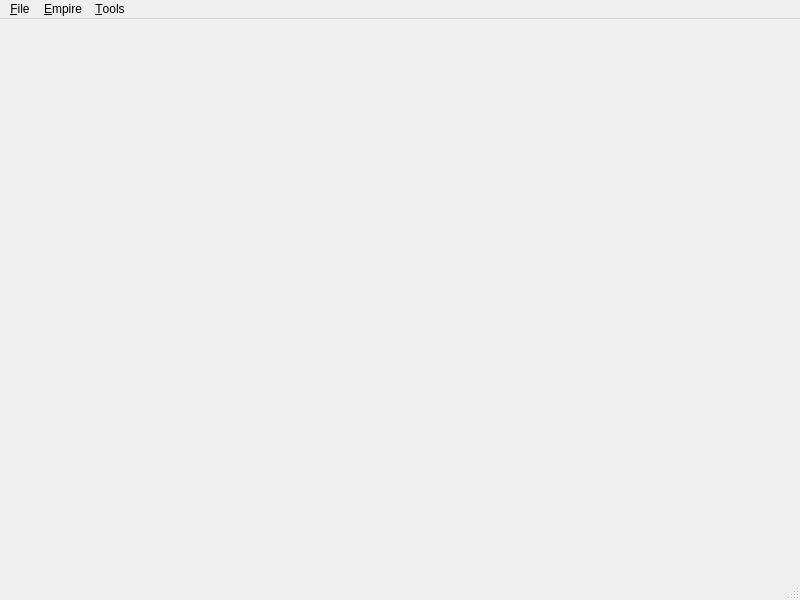
Qt form MainWindow.ui (Ramblurr/SupernovaAssistant) before a commit.
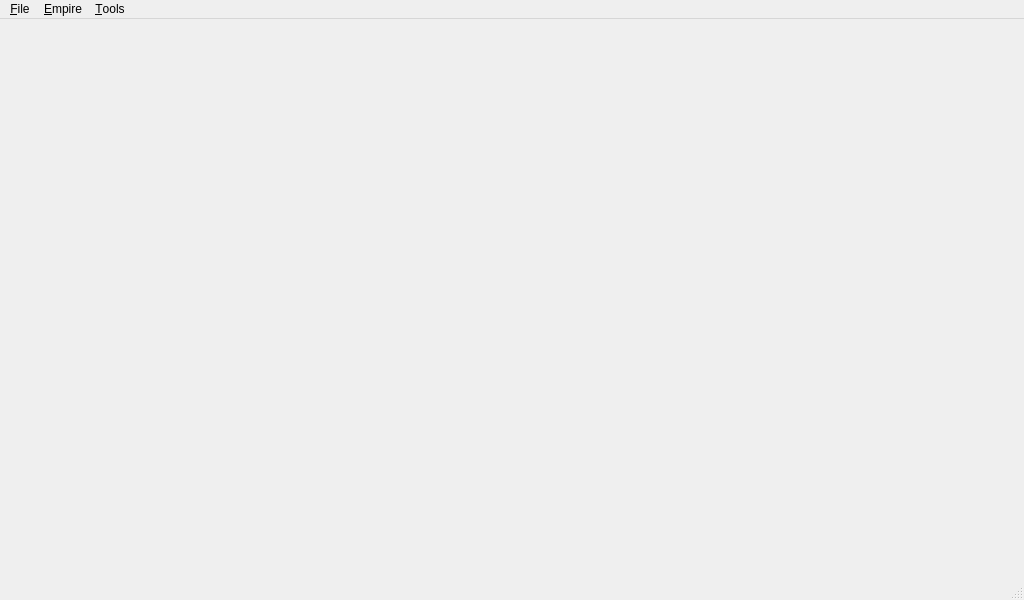
The same form after that commit.

Diff of the .ui file:
```diff
--- a/MainWindow.ui
+++ b/MainWindow.ui
@@ -6,7 +6,7 @@
    <rect>
     <x>0</x>
     <y>0</y>
-    <width>800</width>
+    <width>1024</width>
     <height>600</height>
    </rect>
   </property>
@@ -28,7 +28,7 @@
     <rect>
      <x>0</x>
      <y>0</y>
-     <width>800</width>
+     <width>1024</width>
      <height>21</height>
     </rect>
    </property>
```
